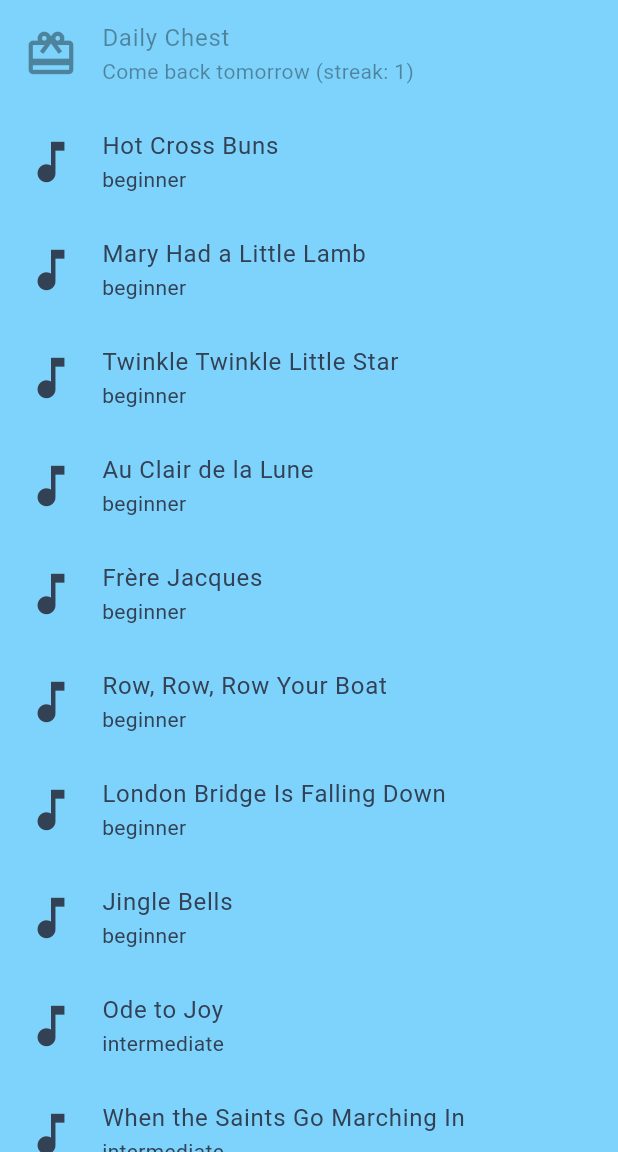
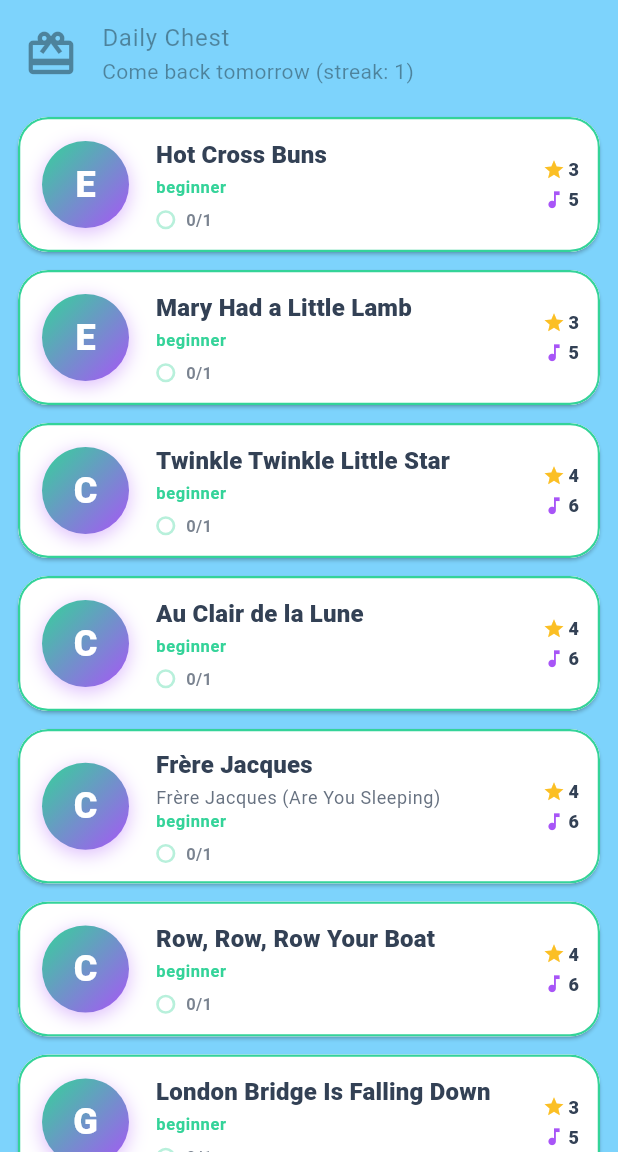
Before and after one commit to mehdibadjian/melody, a Flutter app: the screen it shows after launch, after a tap on "Daily Chest", on a phone screen of 412 x 824 dp, the part 84-1236 px from its top. Run offline on Flutter 3.47's test engine with Material 3 defaults, Android fonts, the phone set to English and light mode, and no system bars; our stand-ins replace audioplayers, flutter_riverpod, shared_preferences; missing offline and left inert: record.

Commit message:
feat(map): turn lesson rows into quest cards
Nine of the eleven shipped lessons drew the same `music_note` icon at the same
size, so the map could not be read at a glance: easy tune and boss battle
looked alike, and a song you had already beaten looked like one you had not.

`LessonQuestTile` carries three things that are readable without reading text:
a gradient badge whose letter and colour come from the song's own first note
(so it reuses the keyboard's pitch-class mapping rather than inventing one), a
ring that fills with the share of levels cleared plus a pip per level, and the
stars/notes the lesson pays out *before* the tap. A cleared lesson gets a crown
and a done label; a boss level gets a bolt and a diamond pip.

It stays one tap target and the map still routes through the same play-mode
sheet, so navigation is unchanged. The tile's own test file covers each state;
the map test that pinned `Icon(music_note, size: 36)` — the glyph this replaces
— now asserts the badge, the reward and the absent ring instead.

```diff
--- a/app/lib/screens/adventure_map_screen.dart
+++ b/app/lib/screens/adventure_map_screen.dart
@@ -3,6 +3,7 @@ import 'package:flutter_riverpod/flutter_riverpod.dart';
 import 'package:melody_app/domain/content/content_models.dart';
 import 'package:melody_app/providers.dart';
 import 'package:melody_app/theme/tama_theme.dart';
+import 'package:melody_app/widgets/lesson_quest_tile.dart';
 import 'acoustic_practice_screen.dart';
 import 'level_play_screen.dart';
 
@@ -57,15 +58,9 @@ class AdventureMapScreen extends ConsumerWidget {
                   : null,
             ),
             for (final lesson in doc.lessons)
-              ListTile(
-                leading: Icon(
-                  lesson.levels.any((l) => l.isBossBattle)
-                      ? Icons.local_fire_department
-                      : Icons.music_note,
-                  size: 36,
-                ),
-                title: Text(lesson.title),
-                subtitle: Text(lesson.difficulty.name),
+              LessonQuestTile(
+                lesson: lesson,
+                progress: progress,
                 onTap: () => _choosePlayMode(context, lesson),
               ),
           ],
--- /dev/null
+++ b/app/lib/widgets/lesson_quest_tile.dart
@@ -0,0 +1,478 @@
+import 'dart:math' as math;
+
+import 'package:flutter/material.dart';
+import 'package:melody_app/domain/content/content_models.dart';
+import 'package:melody_app/domain/gamification/player_progress.dart';
+import 'package:melody_app/domain/piano/piano_layout.dart';
+import 'package:melody_app/theme/tama_theme.dart';
+import 'package:melody_app/widgets/illustrated_keyboard.dart';
+
+/// A lesson rendered as a quest card on the adventure map.
+///
+/// The map used to be a plain [ListTile] whose leading widget was a `music_note`
+/// icon for nine out of ten lessons: every song looked identical, so a child
+/// could not tell an easy tune from a boss battle, nor one they had already
+/// beaten from one they had not, without reading the small print. This card puts
+/// the same three facts into things that are readable at a glance:
+///
+///  * **Identity** — the badge colour and glyph come from the lesson's difficulty
+///    and genre, and the badge carries the song's own first key as a coloured
+///    note so two lessons never read as the same token.
+///  * **Progress** — a ring around the badge fills with the share of the
+///    lesson's levels the child has cleared, and the levels they own light up as
+///    pips below the title.
+///  * **Stakes** — the reward is shown as stars and notes before the tap, not
+///    only after, which is what makes a boss battle look worth attempting.
+///
+/// It stays a single tap target and keeps the `ListTile` keys the tests and
+/// screen readers already rely on.
+class LessonQuestTile extends StatelessWidget {
+  const LessonQuestTile({
+    super.key,
+    required this.lesson,
+    required this.progress,
+    required this.onTap,
+  });
+
+  final Lesson lesson;
+  final PlayerProgress progress;
+  final VoidCallback onTap;
+
+  /// Number of this lesson's levels the child has cleared.
+  int get clearedCount => lesson.levels
+      .where((l) => progress.completedLevelIds.contains(l.id))
+      .length;
+
+  /// 0..1 share of levels cleared; 0 for a lesson with no levels, which cannot
+  /// ship but must not divide by zero if one is authored.
+  double get fraction {
+    if (lesson.levels.isEmpty) return 0;
+    return clearedCount / lesson.levels.length;
+  }
+
+  bool get isCleared => clearedCount == lesson.levels.length;
+
+  bool get isBoss => lesson.levels.any((l) => l.isBossBattle);
+
+  /// The first note the song actually uses, as the badge glyph's letter, and
+  /// the colour that note's pitch class owns.
+  ({String letter, Color color}) get _anchor {
+    for (final level in lesson.levels) {
+      for (final note in level.requiredNotes) {
+        final midi = midiFromNote(note);
+        if (midi == null) continue;
+        return (
+          // Read the pitch class through octave 4 so the name never carries a
+          // negative octave: noteFromMidi(0) is 'C-1', and stripping digits
+          // from that leaves a stray minus sign.
+          letter: noteFromMidi((midi % 12) + 60).replaceAll(RegExp(r'\d'), ''),
+          color: IllustratedKeyboard.colorForNote(note),
+        );
+      }
+    }
+    // A level with no parseable notes cannot ship (the content validator
+    // rejects it), but the badge must never be blank.
+    return (letter: 'C', color: TamaColors.purple);
+  }
+
+  @override
+  Widget build(BuildContext context) {
+    final theme = Theme.of(context);
+    final tint = _QuestTint.of(lesson.difficulty);
+    final cleared = isCleared;
+    final anchor = _anchor;
+
+    return Card(
+      margin: const EdgeInsets.fromLTRB(12, 6, 12, 6),
+      clipBehavior: Clip.antiAlias,
+      shape: RoundedRectangleBorder(
+        borderRadius: BorderRadius.circular(20),
+        side: BorderSide(color: tint.border, width: cleared ? 2.5 : 1.5),
+      ),
+      color: tint.card,
+      child: InkWell(
+        key: Key('lesson-tile-${lesson.id}'),
+        onTap: onTap,
+        child: Padding(
+          padding: const EdgeInsets.fromLTRB(12, 12, 14, 12),
+          child: Row(
+            crossAxisAlignment: CrossAxisAlignment.center,
+            children: [
+              _QuestBadge(
+                tint: tint,
+                letter: anchor.letter,
+                noteColor: anchor.color,
+                fraction: fraction,
+                cleared: cleared,
+                isBoss: isBoss,
+                badgeKey: Key('quest-badge-${lesson.id}'),
+              ),
+              const SizedBox(width: 14),
+              Expanded(
+                child: Column(
+                  crossAxisAlignment: CrossAxisAlignment.start,
+                  mainAxisSize: MainAxisSize.min,
+                  children: [
+                    Row(
+                      children: [
+                        Expanded(
+                          child: Text(
+                            lesson.title,
+                            maxLines: 1,
+                            overflow: TextOverflow.ellipsis,
+                            style: theme.textTheme.titleMedium
+                                ?.copyWith(fontWeight: FontWeight.w800),
+                          ),
+                        ),
+                        if (isBoss)
+                          Padding(
+                            padding: const EdgeInsets.only(left: 6),
+                            child: Icon(
+                              Icons.local_fire_department,
+                              size: 20,
+                              color: TamaColors.rose,
+                              semanticLabel: 'Boss battle',
+                              key: Key('boss-${lesson.id}'),
+                            ),
+                          ),
+                      ],
+                    ),
+                    const SizedBox(height: 2),
+                    if (lesson.songTitle != lesson.title)
+                      Text(
+                        lesson.songTitle,
+                        maxLines: 1,
+                        overflow: TextOverflow.ellipsis,
+                        style: theme.textTheme.bodySmall
+                            ?.copyWith(color: TamaColors.ink.withOpacity(0.75)),
+                      ),
+                    Text(
+                      lesson.difficulty.name,
+                      style: theme.textTheme.bodySmall?.copyWith(
+                        fontSize: 11,
+                        fontWeight: FontWeight.w700,
+                        color: tint.pip,
+                      ),
+                    ),
+                    const SizedBox(height: 6),
+                    _LevelPips(
+                      lesson: lesson,
+                      progress: progress,
+                      tint: tint,
+                    ),
+                  ],
+                ),
+              ),
+              const SizedBox(width: 8),
+              _RewardStack(lesson: lesson, cleared: cleared),
+            ],
+          ),
+        ),
+      ),
+    );
+  }
+}
+
+/// Per-difficulty palette for a quest card.
+class _QuestTint {
+  const _QuestTint({
+    required this.top,
+    required this.bottom,
+    required this.card,
+    required this.border,
+    required this.pip,
+  });
+
+  final Color top;
+  final Color bottom;
+  final Color card;
+  final Color border;
+  final Color pip;
+
+  static const _beginner = _QuestTint(
+    top: TamaColors.emerald,
+    bottom: TamaColors.purple,
+    card: Color(0xFFFFFFFF),
+    border: TamaColors.emerald,
+    pip: TamaColors.emerald,
+  );
+
+  static const _intermediate = _QuestTint(
+    top: TamaColors.amber,
+    bottom: TamaColors.orange,
+    card: Color(0xFFFFFBF3),
+    border: TamaColors.amber,
+    pip: TamaColors.amber,
+  );
+
+  static const _advanced = _QuestTint(
+    top: TamaColors.purple,
+    bottom: TamaColors.pink,
+    card: Color(0xFFFBF6FF),
+    border: TamaColors.purple,
+    pip: TamaColors.purple,
+  );
+
+  static _QuestTint of(Difficulty difficulty) => switch (difficulty) {
+        Difficulty.beginner => _beginner,
+        Difficulty.intermediate => _intermediate,
+        Difficulty.advanced => _advanced,
+      };
+}
+
+/// The badge: gradient disc, note glyph, progress ring, and a crown when the
+/// whole lesson is beaten.
+class _QuestBadge extends StatelessWidget {
+  const _QuestBadge({
+    required this.tint,
+    required this.letter,
+    required this.noteColor,
+    required this.fraction,
+    required this.cleared,
+    required this.isBoss,
+    required this.badgeKey,
+  });
+
+  final _QuestTint tint;
+  final String letter;
+  final Color noteColor;
+  final double fraction;
+  final bool cleared;
+  final bool isBoss;
+
+  /// Unique so two lessons that happen to start on the same note do not share a
+  /// key (which would make `find.byKey` ambiguous in a widget test).
+  final Key badgeKey;
+
+  static const double _size = 58;
+
+  @override
+  Widget build(BuildContext context) {
+    return SizedBox(
+      width: _size + 8,
+      height: _size + 8,
+      child: Stack(
+        clipBehavior: Clip.none,
+        alignment: Alignment.center,
+        children: [
+          Container(
+            width: _size,
+            height: _size,
+            decoration: BoxDecoration(
+              shape: BoxShape.circle,
+              gradient: LinearGradient(
+                begin: Alignment.topLeft,
+                end: Alignment.bottomRight,
+                colors: [tint.top, tint.bottom],
+              ),
+              boxShadow: [
+                BoxShadow(
+                  color: tint.bottom.withOpacity(0.4),
+                  blurRadius: 10,
+                  offset: const Offset(0, 3),
+                ),
+              ],
+            ),
+            child: Center(
+              child: Text(
+                letter,
+                key: badgeKey,
+                style: TextStyle(
+                  fontSize: 24,
+                  fontWeight: FontWeight.w900,
+                  height: 1.0,
+                  // On a cleared badge the disc goes white so the stars/crown
+                  // read; the letter keeps the song's own colour there.
+                  color: cleared ? noteColor : Colors.white,
+                ),
+              ),
+            ),
+          ),
+          // Progress ring. Drawn only while there is something to show, so an
+          // untouched lesson is a clean disc rather than a grey "0%" halo.
+          if (fraction > 0)
+            IgnorePointer(
+              child: SizedBox(
+                width: _size + 8,
+                height: _size + 8,
+                child: CircularProgressIndicator(
+                  value: fraction,
+                  strokeWidth: 4,
+                  backgroundColor: tint.bottom.withOpacity(0.18),
+                  valueColor: AlwaysStoppedAnimation<Color>(
+                    cleared ? TamaColors.amber : tint.bottom,
+                  ),
+                ),
+              ),
+            ),
+          if (cleared)
+            const Positioned(
+              right: -2,
+              top: -6,
+              child: Icon(
+                Icons.workspace_premium,
+                size: 22,
+                color: TamaColors.amber,
+                semanticLabel: 'Lesson complete',
+              ),
+            )
+          else if (isBoss)
+            Positioned(
+              left: -2,
+              top: -6,
+              child: Transform.rotate(
+                angle: -math.pi / 10,
+                child: const Icon(
+                  Icons.bolt,
+                  size: 20,
+                  color: TamaColors.rose,
+                  semanticLabel: 'Boss battle',
+                ),
+              ),
+            ),
+        ],
+      ),
+    );
+  }
+}
+
+/// One dot per level, filled when cleared; a boss level gets a diamond.
+class _LevelPips extends StatelessWidget {
+  const _LevelPips({
+    required this.lesson,
+    required this.progress,
+    required this.tint,
+  });
+
+  final Lesson lesson;
+  final PlayerProgress progress;
+  final _QuestTint tint;
+
+  @override
+  Widget build(BuildContext context) {
+    return Row(
+      children: [
+        for (final level in lesson.levels)
+          Padding(
+            padding: const EdgeInsets.only(right: 5),
+            child: CustomPaint(
+              key: Key('pip-${level.id}'),
+              size: const Size(13, 13),
+              painter: _PipPainter(
+                filled: progress.completedLevelIds.contains(level.id),
+                diamond: level.isBossBattle,
+                color: tint.pip,
+              ),
+            ),
+          ),
+        const SizedBox(width: 2),
+        Text(
+          '${lesson.levels.where((l) => progress.completedLevelIds.contains(l.id)).length}'
+          '/${lesson.levels.length}',
+          style: TextStyle(
+            fontSize: 11,
+            fontWeight: FontWeight.w700,
+            color: TamaColors.ink.withOpacity(0.65),
+          ),
+        ),
+      ],
+    );
+  }
+}
+
+class _PipPainter extends CustomPainter {
+  const _PipPainter({
+    required this.filled,
+    required this.diamond,
+    required this.color,
+  });
+
+  final bool filled;
+  final bool diamond;
+  final Color color;
+
+  @override
+  void paint(Canvas canvas, Size size) {
+    final paint = Paint()
+      ..style = PaintingStyle.stroke
+      ..strokeWidth = 1.8;
+    final centre = size.center(Offset.zero);
+    final radius = size.width / 2 - 1;
+    paint.color = filled ? color : color.withOpacity(0.35);
+    if (filled) {
+      paint.style = PaintingStyle.fill;
+      paint.color = color;
+    }
+    if (diamond) {
+      final path = Path()
+        ..moveTo(centre.dx, centre.dy - radius)
+        ..lineTo(centre.dx + radius, centre.dy)
+        ..lineTo(centre.dx, centre.dy + radius)
+        ..lineTo(centre.dx - radius, centre.dy)
+        ..close();
+      canvas.drawPath(path, paint);
+    } else {
+      canvas.drawCircle(centre, radius, paint);
+    }
+  }
+
+  @override
+  bool shouldRepaint(_PipPainter old) =>
+      old.filled != filled || old.diamond != diamond || old.color != color;
+}
+
+/// Stars and note-currency the lesson is worth, before the tap.
+class _RewardStack extends StatelessWidget {
+  const _RewardStack({required this.lesson, required this.cleared});
+
+  final Lesson lesson;
+  final bool cleared;
+
+  int get stars =>
+      lesson.levels.fold(0, (sum, l) => sum + l.rewardPayout.stars);
+  int get notes =>
+      lesson.levels.fold(0, (sum, l) => sum + l.rewardPayout.noteCurrency);
+
+  @override
+  Widget build(BuildContext context) {
+    return Column(
+      mainAxisSize: MainAxisSize.min,
+      crossAxisAlignment: CrossAxisAlignment.end,
+      children: [
+        Row(
+          mainAxisSize: MainAxisSize.min,
+          children: [
+            const Icon(Icons.star, size: 15, color: TamaColors.amber),
+            const SizedBox(width: 2),
+            Text('$stars',
+                style:
+                    const TextStyle(fontSize: 12, fontWeight: FontWeight.w800)),
+          ],
+        ),
+        const SizedBox(height: 3),
+        Row(
+          mainAxisSize: MainAxisSize.min,
+          children: [
+            const Icon(Icons.music_note, size: 15, color: TamaColors.purple),
+            const SizedBox(width: 2),
+            Text('$notes',
+                style:
+                    const TextStyle(fontSize: 12, fontWeight: FontWeight.w800)),
+          ],
+        ),
+        if (cleared)
+          Padding(
+            padding: const EdgeInsets.only(top: 3),
+            child: Text(
+              'done',
+              style: TextStyle(
+                fontSize: 10,
+                fontWeight: FontWeight.w800,
+                color: TamaColors.emerald.withOpacity(0.9),
+              ),
+            ),
+          ),
+      ],
+    );
+  }
+}
```
Also changed, not shown: 2 other files.
